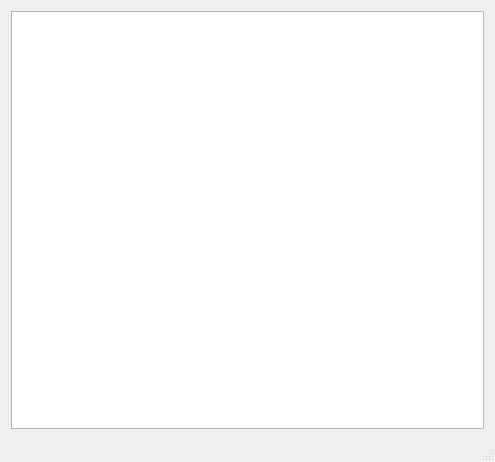
Above: mainwindow.ui from stephanlindauer/steering-behaviors before the change. Below: the same form after it.
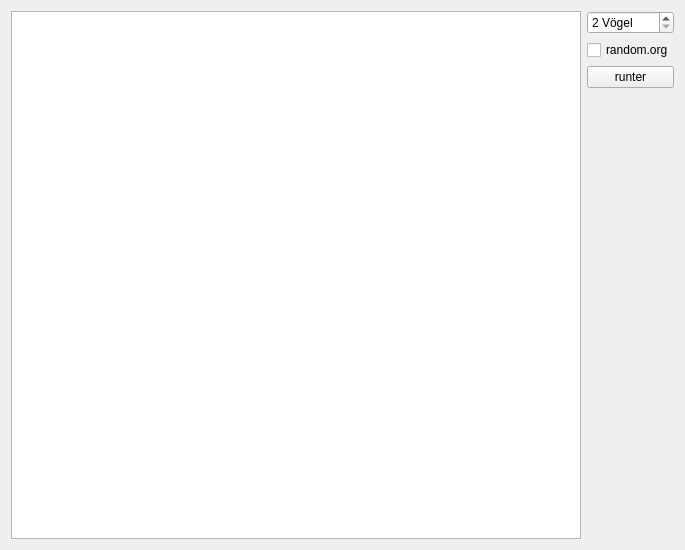
That is the form after the change.

Commit message: added first ui elements fixed movement when first run of timerUpdate (previously called update()) which was caused by wrongly using addEllipse; addEllipse receives coordinates (x, y) in item coordinates

Diff of the .ui file:
```diff
--- a/mainwindow.ui
+++ b/mainwindow.ui
@@ -6,31 +6,67 @@
    <rect>
     <x>0</x>
     <y>0</y>
-    <width>495</width>
-    <height>462</height>
+    <width>685</width>
+    <height>550</height>
    </rect>
   </property>
   <property name="windowTitle">
    <string>MainWindow</string>
   </property>
   <widget class="QWidget" name="centralWidget">
+   <property name="styleSheet">
+    <string notr="true"/>
+   </property>
    <layout class="QHBoxLayout" name="horizontalLayout">
     <item>
      <widget class="QGraphicsView" name="graphicsView"/>
     </item>
+    <item>
+     <layout class="QVBoxLayout" name="controlsWidget">
+      <property name="spacing">
+       <number>6</number>
+      </property>
+      <item>
+       <widget class="QSpinBox" name="birdCountSpinBox">
+        <property name="suffix">
+         <string extracomment="number of birds to show"> Vögel</string>
+        </property>
+        <property name="minimum">
+         <number>2</number>
+        </property>
+       </widget>
+      </item>
+      <item>
+       <widget class="QCheckBox" name="randomDotOrgSourceCheckBox">
+        <property name="text">
+         <string>random.org</string>
+        </property>
+       </widget>
+      </item>
+      <item>
+       <widget class="QPushButton" name="downButton">
+        <property name="text">
+         <string>runter</string>
+        </property>
+       </widget>
+      </item>
+      <item>
+       <spacer name="verticalSpacer">
+        <property name="orientation">
+         <enum>Qt::Vertical</enum>
+        </property>
+        <property name="sizeHint" stdset="0">
+         <size>
+          <width>20</width>
+          <height>40</height>
+         </size>
+        </property>
+       </spacer>
+      </item>
+     </layout>
+    </item>
    </layout>
   </widget>
-  <widget class="QMenuBar" name="menuBar">
-   <property name="geometry">
-    <rect>
-     <x>0</x>
-     <y>0</y>
-     <width>495</width>
-     <height>18</height>
-    </rect>
-   </property>
-  </widget>
-  <widget class="QStatusBar" name="statusBar"/>
  </widget>
  <layoutdefault spacing="6" margin="11"/>
  <resources/>
```
Left out of the diff: 39 changed lines with no effect on the pictures. The commit also changes 3 other files.
